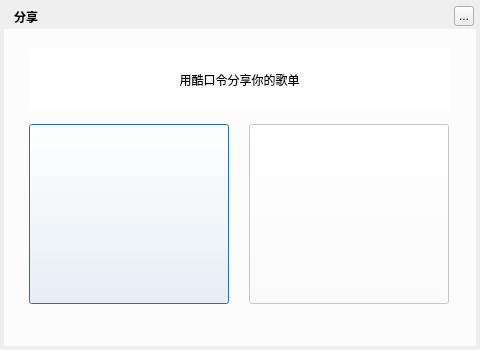
jjzhang166/Musicplayer, file TTKCore/musicUiKits/musicWidgetKits/musicsonglistsharingwidget.ui: the form before one commit.
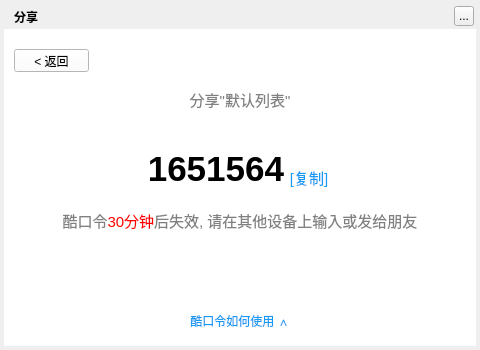
The form after the commit. The open tabs and pages were chosen to show the change.

Patch:
```diff
--- a/TTKCore/musicUiKits/musicWidgetKits/musicsonglistsharingwidget.ui
+++ b/TTKCore/musicUiKits/musicWidgetKits/musicsonglistsharingwidget.ui
@@ -61,7 +61,7 @@
     <string>...</string>
    </property>
   </widget>
-  <widget class="QWidget" name="backgroundMask" native="true">
+  <widget class="QStackedWidget" name="stackedWidget">
    <property name="geometry">
     <rect>
      <x>4</x>
@@ -71,9 +71,13 @@
     </rect>
    </property>
    <property name="styleSheet">
-    <string notr="true">background:rgba(255,255,255,200)</string>
+    <string notr="true">background:white</string>
    </property>
-   <widget class="QPushButton" name="outputButton">
+   <property name="currentIndex">
+    <number>0</number>
+   </property>
+   <widget class="QWidget" name="mainWidget">
+    <widget class="QPushButton" name="mainOutputButton">
     <property name="geometry">
      <rect>
       <x>25</x>
@@ -92,7 +96,7 @@
      </size>
     </property>
    </widget>
-   <widget class="QPushButton" name="inputButton">
+    <widget class="QPushButton" name="mainInputButton">
     <property name="geometry">
      <rect>
       <x>245</x>
@@ -111,7 +115,7 @@
      </size>
     </property>
    </widget>
-   <widget class="QLabel" name="label">
+    <widget class="QLabel" name="mainLabel">
     <property name="geometry">
      <rect>
       <x>25</x>
@@ -131,6 +135,369 @@
     </property>
    </widget>
   </widget>
+   <widget class="QWidget" name="writeWidget">
+    <property name="cursor">
+     <cursorShape>ArrowCursor</cursorShape>
+    </property>
+    <widget class="QPushButton" name="writeBackButton">
+     <property name="geometry">
+      <rect>
+       <x>10</x>
+       <y>20</y>
+       <width>75</width>
+       <height>23</height>
+      </rect>
+     </property>
+     <property name="cursor">
+      <cursorShape>PointingHandCursor</cursorShape>
+     </property>
+     <property name="styleSheet">
+      <string notr="true"/>
+     </property>
+     <property name="text">
+      <string>&lt; 返回</string>
+     </property>
+    </widget>
+    <widget class="QWidget" name="writeMainWidget" native="true">
+     <property name="geometry">
+      <rect>
+       <x>0</x>
+       <y>50</y>
+       <width>472</width>
+       <height>251</height>
+      </rect>
+     </property>
+     <property name="styleSheet">
+      <string notr="true">font-size:15px;color:gray</string>
+     </property>
+     <layout class="QVBoxLayout" name="verticalLayout">
+      <property name="spacing">
+       <number>20</number>
+      </property>
+      <item>
+       <widget class="QLabel" name="writeMainLabel1">
+        <property name="minimumSize">
+         <size>
+          <width>0</width>
+          <height>40</height>
+         </size>
+        </property>
+        <property name="maximumSize">
+         <size>
+          <width>16777215</width>
+          <height>40</height>
+         </size>
+        </property>
+        <property name="text">
+         <string>分享&quot;默认列表&quot;</string>
+        </property>
+        <property name="alignment">
+         <set>Qt::AlignCenter</set>
+        </property>
+       </widget>
+      </item>
+      <item>
+       <widget class="QWidget" name="widget" native="true">
+        <layout class="QHBoxLayout" name="horizontalLayout">
+         <property name="spacing">
+          <number>0</number>
+         </property>
+         <property name="leftMargin">
+          <number>0</number>
+         </property>
+         <property name="topMargin">
+          <number>0</number>
+         </property>
+         <property name="rightMargin">
+          <number>0</number>
+         </property>
+         <property name="bottomMargin">
+          <number>0</number>
+         </property>
+         <item>
+          <spacer name="horizontalSpacer_2">
+           <property name="orientation">
+            <enum>Qt::Horizontal</enum>
+           </property>
+           <property name="sizeHint" stdset="0">
+            <size>
+             <width>40</width>
+             <height>20</height>
+            </size>
+           </property>
+          </spacer>
+         </item>
+         <item alignment="Qt::AlignBottom">
+          <widget class="QLabel" name="writeMainLabel2">
+           <property name="minimumSize">
+            <size>
+             <width>0</width>
+             <height>50</height>
+            </size>
+           </property>
+           <property name="maximumSize">
+            <size>
+             <width>16777215</width>
+             <height>50</height>
+            </size>
+           </property>
+           <property name="styleSheet">
+            <string notr="true">font-size:35px;font-weight:bold;color:black;</string>
+           </property>
+           <property name="text">
+            <string>1651564</string>
+           </property>
+           <property name="alignment">
+            <set>Qt::AlignBottom|Qt::AlignRight|Qt::AlignTrailing</set>
+           </property>
+          </widget>
+         </item>
+         <item alignment="Qt::AlignBottom">
+          <widget class="QPushButton" name="writeMainCopyButton">
+           <property name="minimumSize">
+            <size>
+             <width>50</width>
+             <height>0</height>
+            </size>
+           </property>
+           <property name="maximumSize">
+            <size>
+             <width>50</width>
+             <height>16777215</height>
+            </size>
+           </property>
+           <property name="cursor">
+            <cursorShape>PointingHandCursor</cursorShape>
+           </property>
+           <property name="styleSheet">
+            <string notr="true">border:none;color:rgb(22, 154, 243);</string>
+           </property>
+           <property name="text">
+            <string>[复制]</string>
+           </property>
+          </widget>
+         </item>
+         <item>
+          <spacer name="horizontalSpacer">
+           <property name="orientation">
+            <enum>Qt::Horizontal</enum>
+           </property>
+           <property name="sizeHint" stdset="0">
+            <size>
+             <width>40</width>
+             <height>20</height>
+            </size>
+           </property>
+          </spacer>
+         </item>
+        </layout>
+       </widget>
+      </item>
+      <item>
+       <widget class="QLabel" name="writeMainLabel3">
+        <property name="minimumSize">
+         <size>
+          <width>0</width>
+          <height>20</height>
+         </size>
+        </property>
+        <property name="maximumSize">
+         <size>
+          <width>16777215</width>
+          <height>20</height>
+         </size>
+        </property>
+        <property name="text">
+         <string>&lt;html&gt;&lt;head/&gt;&lt;body&gt;&lt;p&gt;酷口令&lt;span style=&quot; color:#ff0000;&quot;&gt;30分钟&lt;/span&gt;后失效, 请在其他设备上输入或发给朋友&lt;/p&gt;&lt;/body&gt;&lt;/html&gt;</string>
+        </property>
+        <property name="textFormat">
+         <enum>Qt::RichText</enum>
+        </property>
+        <property name="alignment">
+         <set>Qt::AlignCenter</set>
+        </property>
+        <property name="wordWrap">
+         <bool>true</bool>
+        </property>
+       </widget>
+      </item>
+      <item>
+       <spacer name="verticalSpacer">
+        <property name="orientation">
+         <enum>Qt::Vertical</enum>
+        </property>
+        <property name="sizeHint" stdset="0">
+         <size>
+          <width>20</width>
+          <height>40</height>
+         </size>
+        </property>
+       </spacer>
+      </item>
+      <item>
+       <widget class="QLabel" name="writeMainLabel4">
+        <property name="styleSheet">
+         <string notr="true">font-size:12px;color:rgb(22, 154, 243);</string>
+        </property>
+        <property name="text">
+         <string>酷口令如何使用 ∧</string>
+        </property>
+        <property name="alignment">
+         <set>Qt::AlignCenter</set>
+        </property>
+       </widget>
+      </item>
+     </layout>
+    </widget>
+   </widget>
+   <widget class="QWidget" name="readWidget">
+    <widget class="QPushButton" name="readBackButton">
+     <property name="geometry">
+      <rect>
+       <x>10</x>
+       <y>20</y>
+       <width>75</width>
+       <height>23</height>
+      </rect>
+     </property>
+     <property name="cursor">
+      <cursorShape>PointingHandCursor</cursorShape>
+     </property>
+     <property name="styleSheet">
+      <string notr="true"/>
+     </property>
+     <property name="text">
+      <string>&lt; 返回</string>
+     </property>
+    </widget>
+    <widget class="QWidget" name="readMainWidget" native="true">
+     <property name="geometry">
+      <rect>
+       <x>0</x>
+       <y>50</y>
+       <width>472</width>
+       <height>251</height>
+      </rect>
+     </property>
+     <property name="styleSheet">
+      <string notr="true">font-size:18px;color:gray</string>
+     </property>
+     <layout class="QVBoxLayout" name="verticalLayout1">
+      <property name="spacing">
+       <number>20</number>
+      </property>
+      <item>
+       <widget class="QLabel" name="readMainLabel1">
+        <property name="minimumSize">
+         <size>
+          <width>0</width>
+          <height>50</height>
+         </size>
+        </property>
+        <property name="maximumSize">
+         <size>
+          <width>16777215</width>
+          <height>50</height>
+         </size>
+        </property>
+        <property name="text">
+         <string>输入酷口令, 获得歌曲列表</string>
+        </property>
+        <property name="alignment">
+         <set>Qt::AlignCenter</set>
+        </property>
+       </widget>
+      </item>
+      <item alignment="Qt::AlignHCenter">
+       <widget class="QLineEdit" name="readMainEdit">
+        <property name="minimumSize">
+         <size>
+          <width>350</width>
+          <height>35</height>
+         </size>
+        </property>
+        <property name="maximumSize">
+         <size>
+          <width>350</width>
+          <height>35</height>
+         </size>
+        </property>
+        <property name="styleSheet">
+         <string notr="true">QLineEdit{border:1px solid rgb(22, 154, 243);}</string>
+        </property>
+        <property name="alignment">
+         <set>Qt::AlignLeading|Qt::AlignLeft|Qt::AlignVCenter</set>
+        </property>
+       </widget>
+      </item>
+      <item alignment="Qt::AlignHCenter">
+       <widget class="QPushButton" name="readMainButton">
+        <property name="minimumSize">
+         <size>
+          <width>350</width>
+          <height>35</height>
+         </size>
+        </property>
+        <property name="maximumSize">
+         <size>
+          <width>350</width>
+          <height>35</height>
+         </size>
+        </property>
+        <property name="cursor">
+         <cursorShape>PointingHandCursor</cursorShape>
+        </property>
+        <property name="styleSheet">
+         <string notr="true">background:rgb(22, 154, 243);border:none;color:white;font-size:15px;font-weight:bold;</string>
+        </property>
+        <property name="text">
+         <string>确定</string>
+        </property>
+       </widget>
+      </item>
+      <item>
+       <widget class="QLabel" name="readMainLabel2">
+        <property name="styleSheet">
+         <string notr="true">font-size:14px;</string>
+        </property>
+        <property name="text">
+         <string>同时新建歌曲列表</string>
+        </property>
+        <property name="alignment">
+         <set>Qt::AlignCenter</set>
+        </property>
+       </widget>
+      </item>
+      <item>
+       <spacer name="verticalSpacer_2">
+        <property name="orientation">
+         <enum>Qt::Vertical</enum>
+        </property>
+        <property name="sizeHint" stdset="0">
+         <size>
+          <width>20</width>
+          <height>40</height>
+         </size>
+        </property>
+       </spacer>
+      </item>
+      <item>
+       <widget class="QLabel" name="readMainLabel3">
+        <property name="styleSheet">
+         <string notr="true">font-size:12px;color:rgb(22, 154, 243);</string>
+        </property>
+        <property name="text">
+         <string>如何获取酷口令 ∧</string>
+        </property>
+        <property name="alignment">
+         <set>Qt::AlignCenter</set>
+        </property>
+       </widget>
+      </item>
+     </layout>
+    </widget>
+   </widget>
+  </widget>
   <zorder>background</zorder>
   <zorder>backgroundMask</zorder>
   <zorder>topTitleName</zorder>
```
Left out of the diff: 10 changed lines with no effect on the pictures. Lines whose indentation alone changed are shown as unchanged.
